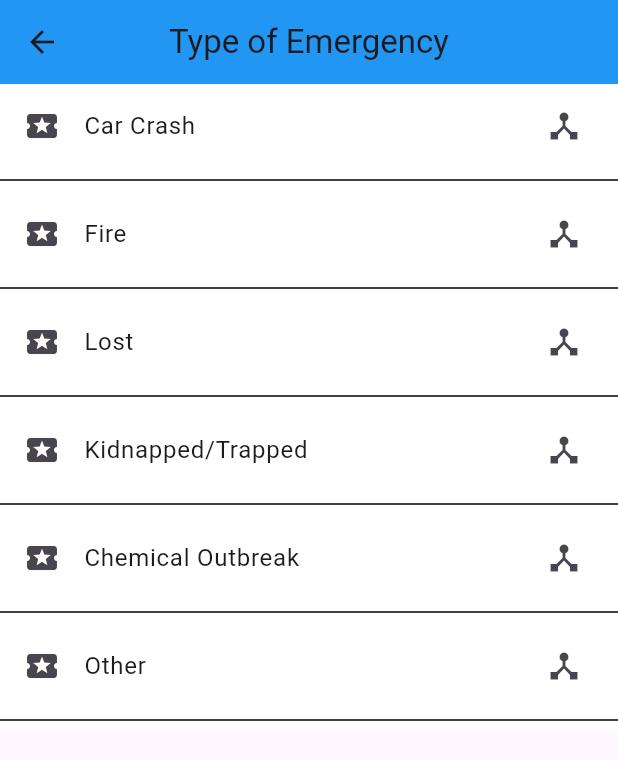
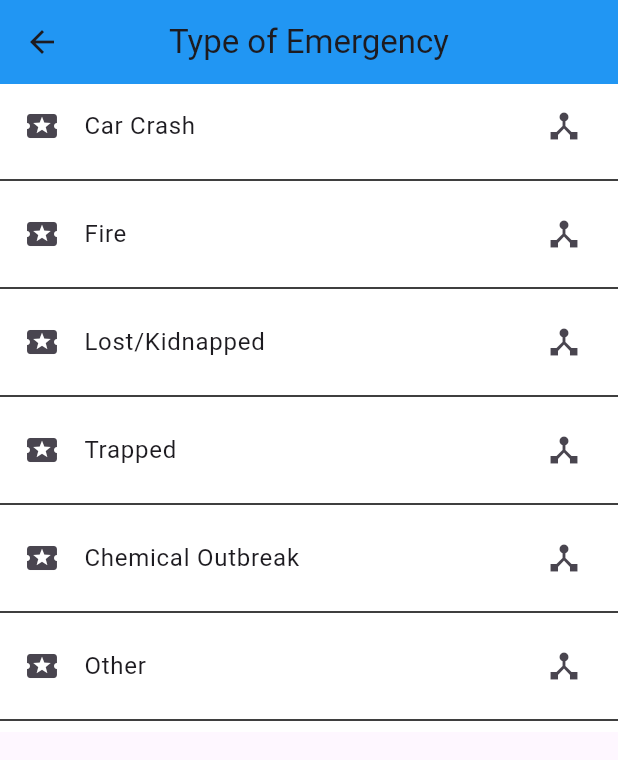
Before and after one commit to rahmaseid/safebee, a Flutter app: the EmergencyScreen screen opened by its route, on a phone screen of 412 x 824 dp. Shown: the top 760 px of the screen. Run offline on Flutter 3.47's test engine with Material 3 defaults, Android fonts, the phone set to English and light mode, and no system bars; our stand-ins replace font_awesome_flutter, get_it, google_maps_flutter, location, shared_preferences; accounts and stored records are empty.

Commit message:
Changed the format to 2nd_page

```diff
--- a/lib/2nd_page.dart
+++ b/lib/2nd_page.dart
@@ -16,7 +16,7 @@ class EmergencyScreen extends StatelessWidget {
 
       body: ListView.separated(
         itemBuilder: (BuildContext context, int index) {
-          List <String> names = ['Car Crash','Fire', 'Lost', 'Kidnapped/Trapped','Chemical Outbreak','Other' ];
+          List <String> names = ['Car Crash','Fire', 'Lost/Kidnapped', 'Trapped','Chemical Outbreak','Other' ];
           return Container(
             constraints: BoxConstraints(
               minHeight: 50, // Adjust this according to your needs
```
